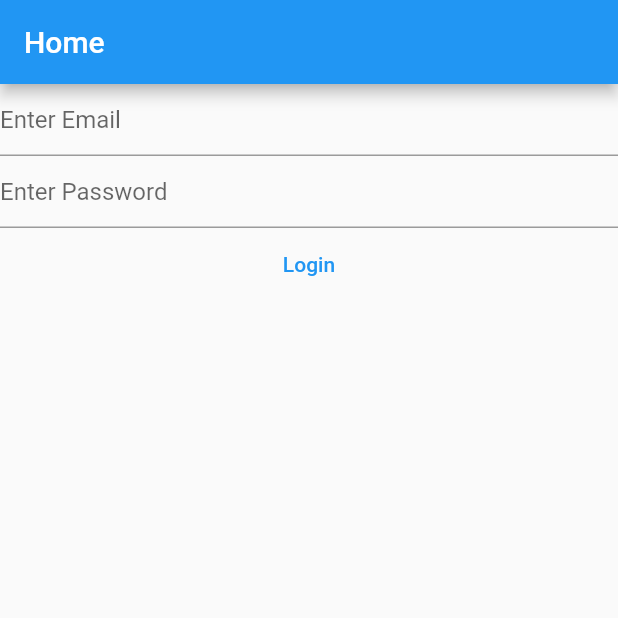
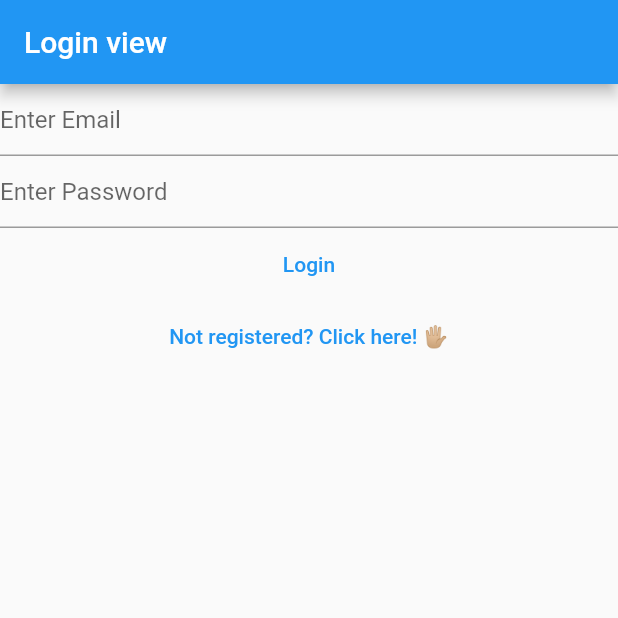
Before and after one commit to MohamedAlkindi/Notetaking-android-app, a Flutter app: the screen it shows after launch, on a phone screen of 412 x 824 dp, the top half of it. Run offline on Flutter 3.47's test engine with Material 2 defaults, Android fonts, the phone set to English and light mode, and no system bars; our stand-ins replace firebase_auth, firebase_core; accounts and stored records are empty.

Commit message:
Connected login and register views!

```diff
--- a/lib/View/homepage_view.dart
+++ b/lib/View/homepage_view.dart
@@ -1,8 +1,6 @@
 // Main focus of this widget is to initialize the firebase once and for all views.
-import 'package:firebase_auth/firebase_auth.dart';
 import 'package:firebase_core/firebase_core.dart';
 import 'package:flutter/material.dart';
-import 'package:notetaking/View/email_verification_view.dart';
 import 'package:notetaking/View/login_view.dart';
 
 import '../firebase_options.dart';
@@ -13,16 +11,7 @@ class HomePage extends StatelessWidget {
   @override
   Widget build(BuildContext context) {
     // To create app bars and materials and such use Scaffold.
-    return Scaffold(
-      // Shows on top of the app and make an instance of it.
-      appBar: AppBar(
-        // The text that'll show on the appBar.
-        title: const Text('Home'),
-      ),
-
-      // 'Body' is anything inside that white area 'Canvas u might say'.
-      // FutureBuilder is something that based on a condition will build the Widgets.
-      body: FutureBuilder(
+    return FutureBuilder(
       future: Firebase.initializeApp(
           options: DefaultFirebaseOptions.currentPlatform),
 
@@ -44,12 +33,11 @@ class HomePage extends StatelessWidget {
             // }
             // return const Text('Done');
             return const LoginView();
-            // Otherwise return the text 'Loading'.
+          // Otherwise show the text 'Loading'.
           default:
-              return const Text('Loading...');
+            return const CircularProgressIndicator();
         }
       },
-      ),
     );
   }
 }
--- a/lib/View/login_view.dart
+++ b/lib/View/login_view.dart
@@ -40,7 +40,11 @@ class _LoginViewState extends State<LoginView> {
 
   @override
   Widget build(BuildContext context) {
-    return Column(
+    return Scaffold(
+      appBar: AppBar(
+        title: const Text('Login view'),
+      ),
+      body: Column(
         children: [
           // Creating 2 'textboxes' one for email and the second for password.
           // Username textbox.
@@ -67,6 +71,7 @@ class _LoginViewState extends State<LoginView> {
             ),
           ),
 
+          // Login button.
           TextButton(
             onPressed: () async {
               // Must initialize Firebase before using it, and must use 'async' in function declaration and 'await' when calling the initializeApp function!
@@ -96,7 +101,16 @@ class _LoginViewState extends State<LoginView> {
             // 'child' is anything that u'll put inside the parent element, in this case TextButton is the parent and Text is the child.
             child: const Text('Login'),
           ),
+
+          // Second button.
+          TextButton(
+              onPressed: () {
+                Navigator.of(context)
+                    .pushNamedAndRemoveUntil('/register/', (route) => false);
+              },
+              child: const Text('Not registered? Click here! 🖐🏼'))
         ],
+      ),
     );
   }
 }
--- a/lib/View/register_view.dart
+++ b/lib/View/register_view.dart
@@ -39,7 +39,9 @@ class _RegisterViewState extends State<RegisterView> {
 
   @override
   Widget build(BuildContext context) {
-    return Column(
+    return Scaffold(
+      appBar: AppBar(title: const Text('Register View')),
+      body: Column(
         children: [
           // Creating 2 'textboxes' one for email and the second for password.
           // Username textbox.
@@ -95,7 +97,14 @@ class _RegisterViewState extends State<RegisterView> {
             // 'child' is anything that u'll put inside the parent element, in this case TextButton is the parent and Text is the child.
             child: const Text('Register'),
           ),
+
+          TextButton(
+              onPressed: () {
+                Navigator.of(context).pushNamedAndRemoveUntil('/login/', (route) => false);
+              },
+              child: const Text('Already a user? Click here! 🖐🏼')),
         ],
+      ),
     );
   }
 }
--- a/lib/main.dart
+++ b/lib/main.dart
@@ -2,6 +2,7 @@
 
 import 'package:flutter/material.dart';
 import 'package:notetaking/View/login_view.dart';
+import 'package:notetaking/View/register_view.dart';
 import 'View/homepage_view.dart';
 
 void main() {
@@ -16,5 +17,11 @@ void main() {
 
     // Choose and run the homepage.
     home: const HomePage(),
+
+    // Create routes to swich from login to register and vise versa..
+    routes: {
+      "/login/": (context) => const LoginView(),
+      "/register/": (context) => const RegisterView(),
+    },
   ));
 }
```
Also changed, not shown: lib/View/email_verification_view.dart (+6 -1 lines). Lines whose indentation alone changed are shown as unchanged.
